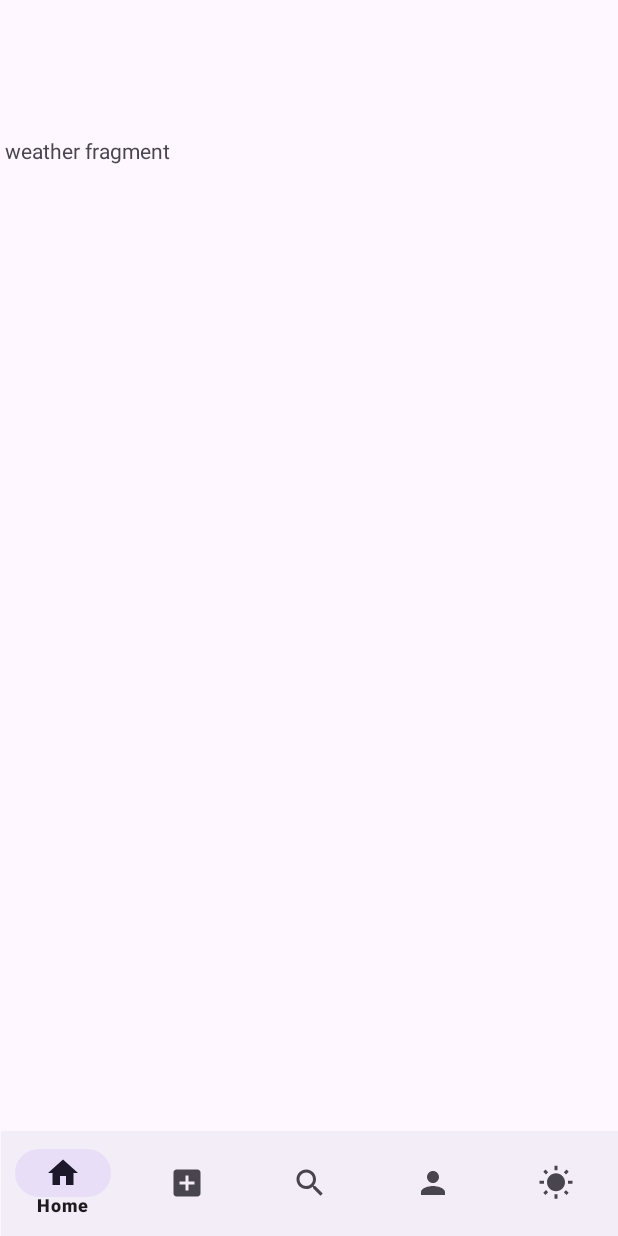
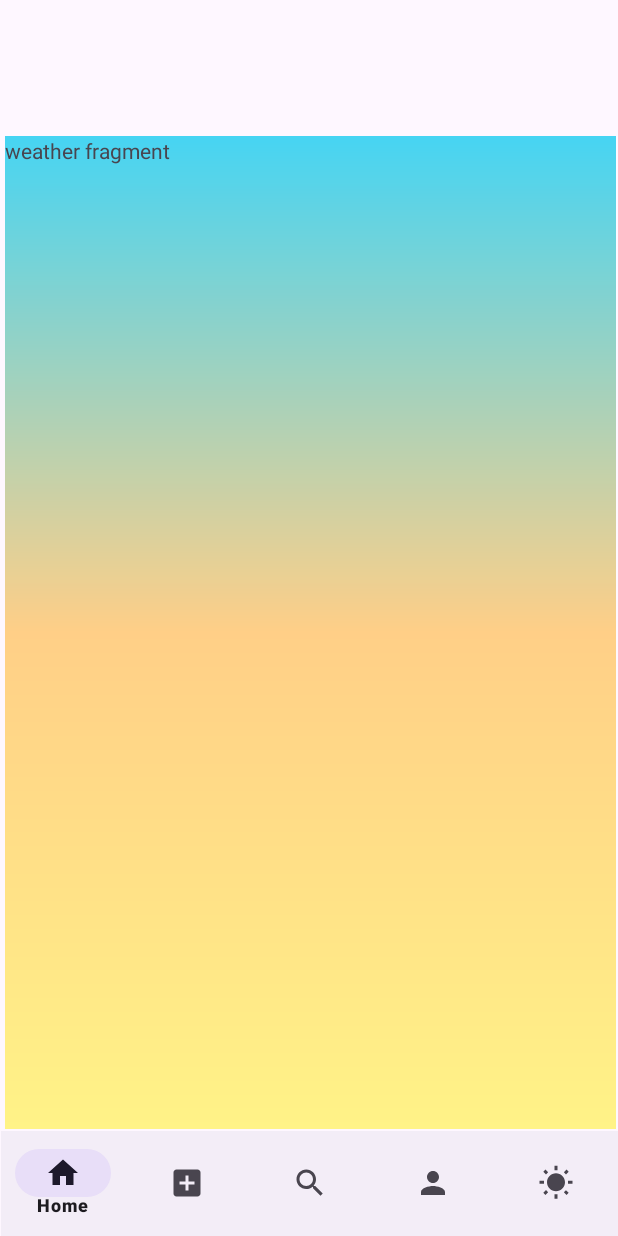
Before and after one commit to lilag002/FinalProjectCS481, an Android app: the fragment WeatherFragment placed in its activity, on a phone screen of 412 x 824 dp. Run offline under Robolectric (Android 15) with nearby library versions, the phone set to English and light mode, and no system bars.

Commit message:
changes with weather background

```diff
--- a/app/build.gradle.kts
+++ b/app/build.gradle.kts
@@ -55,4 +55,23 @@ dependencies {
     testImplementation("junit:junit:4.13.2")
     androidTestImplementation("androidx.test.ext:junit:1.1.5")
     androidTestImplementation("androidx.test.espresso:espresso-core:3.5.1")
+
+    //Location (if we get to it)
+    implementation("com.google.android.gms:play-services-location:21.0.1")
+
+    //Convert API
+    implementation("com.google.code.gson:gson:2.10.1")
+    implementation("com.squareup.retrofit2:retrofit:2.9.0")
+    implementation("com.squareup.okhttp3:okhttp:5.0.0-alpha.2")
+    implementation("com.squareup.retrofit2:converter-gson:2.9.0")
+
+    //Connect with api network (load network image)
+    implementation("io.coil-kt:coil-compose:2.4.0")
+
+    //Layout (jetpack api library extension)
+    implementation("com.google.accompanist:accompanist-systemuicontroller:0.33.1-alpha")
+
+    testImplementation("junit:junit:4.13.2")
+    androidTestImplementation("androidx.test.ext:junit:1.1.5")
+    androidTestImplementation("androidx.test.espresso:espresso-core:3.5.1")
 }
--- a/app/src/main/java/com/example/finalprojectcs481/home/homefragments/WeatherFragment.kt
+++ b/app/src/main/java/com/example/finalprojectcs481/home/homefragments/WeatherFragment.kt
@@ -6,6 +6,7 @@ import android.view.View
 import android.view.ViewGroup
 import androidx.fragment.app.Fragment
 import com.example.finalprojectcs481.R
+import java.util.Calendar
 
 /**
  * A simple [Fragment] subclass.
@@ -23,8 +24,26 @@ class WeatherFragment : Fragment() {
         savedInstanceState: Bundle?
     ): View? {
         // Inflate the layout for this fragment
-        // to do
         return inflater.inflate(R.layout.fragment_weather, container, false)
     }
 
+    override fun onViewCreated(view: View, savedInstanceState: Bundle?) {
+        super.onViewCreated(view, savedInstanceState)
+
+        // Get the current hour
+        val currentHour = Calendar.getInstance().get(Calendar.HOUR_OF_DAY)
+
+        // Determine whether it's day or night
+        val isDayTime = currentHour in 6..18
+
+        // Set the background based on the time of day
+        view.setBackgroundResource(
+            if (isDayTime) {
+                R.drawable.weather_morning
+            } else {
+                R.drawable.weather_night
+            }
+        )
+
+    }
 }
--- /dev/null
+++ b/app/src/main/res/drawable/weather_morning.xml
@@ -0,0 +1,12 @@
+<?xml version="1.0" encoding="utf-8"?>
+<shape
+    xmlns:android="http://schemas.android.com/apk/res/android">
+    <gradient
+        android:angle="90"
+        android:startColor="#FFF387"
+        android:centerColor="#FFCF87"
+        android:endColor="#46D4F3"
+        android:type="linear">
+    </gradient>
+
+</shape>
--- /dev/null
+++ b/app/src/main/res/drawable/weather_night.xml
@@ -0,0 +1,11 @@
+<?xml version="1.0" encoding="utf-8"?>
+<shape
+    xmlns:android="http://schemas.android.com/apk/res/android">
+    <gradient
+        android:angle="90"
+        android:startColor="#9561a1"
+        android:endColor="#122259"
+        android:type="linear">
+    </gradient>
+
+</shape>
--- a/app/src/main/res/layout/fragment_weather.xml
+++ b/app/src/main/res/layout/fragment_weather.xml
@@ -3,7 +3,8 @@
     xmlns:tools="http://schemas.android.com/tools"
     android:layout_width="match_parent"
     android:layout_height="match_parent"
-    tools:context=".home.homefragments.WeatherFragment">
+    tools:context=".home.homefragments.WeatherFragment"
+    android:id="@+id/weatherFragmentLayout">
 
     <!-- TODO: Update blank fragment layout -->
     <TextView
```
